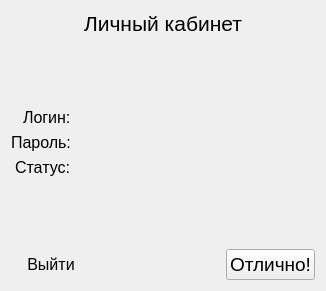
Before: the Qt Designer form dialog_infouser.ui in zloysergunya/IS_Airport, drawn with Qt 5.
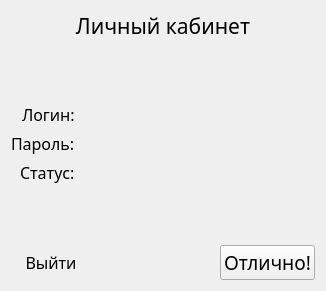
After: the same form once the commit is applied.

Patch:
```diff
--- a/dialog_infouser.ui
+++ b/dialog_infouser.ui
@@ -10,6 +10,11 @@
     <height>291</height>
    </rect>
   </property>
+  <property name="font">
+   <font>
+    <family>Mongolian Baiti</family>
+   </font>
+  </property>
   <property name="windowTitle">
    <string>Dialog</string>
   </property>
@@ -18,6 +23,7 @@
     <widget class="QLabel" name="mainLabel">
      <property name="font">
       <font>
+       <family>Mongolian Baiti</family>
        <pointsize>16</pointsize>
       </font>
      </property>
@@ -51,6 +57,7 @@
       <widget class="QLabel" name="label">
        <property name="font">
         <font>
+         <family>Mongolian Baiti</family>
          <pointsize>12</pointsize>
         </font>
        </property>
@@ -63,6 +70,7 @@
       <widget class="QLabel" name="labelLogin">
        <property name="font">
         <font>
+         <family>Mongolian Baiti</family>
          <pointsize>12</pointsize>
         </font>
        </property>
@@ -75,6 +83,7 @@
       <widget class="QLabel" name="label_3">
        <property name="font">
         <font>
+         <family>Mongolian Baiti</family>
          <pointsize>12</pointsize>
         </font>
        </property>
@@ -87,6 +96,7 @@
       <widget class="QLabel" name="labelPassword">
        <property name="font">
         <font>
+         <family>Mongolian Baiti</family>
          <pointsize>12</pointsize>
         </font>
        </property>
@@ -99,6 +109,7 @@
       <widget class="QLabel" name="label_5">
        <property name="font">
         <font>
+         <family>Mongolian Baiti</family>
          <pointsize>12</pointsize>
         </font>
        </property>
@@ -111,6 +122,7 @@
       <widget class="QLabel" name="labelStatus">
        <property name="font">
         <font>
+         <family>Mongolian Baiti</family>
          <pointsize>12</pointsize>
         </font>
        </property>
@@ -140,6 +152,7 @@
       <widget class="QPushButton" name="buttonExit">
        <property name="font">
         <font>
+         <family>Mongolian Baiti</family>
          <pointsize>12</pointsize>
         </font>
        </property>
@@ -171,6 +184,7 @@
       <widget class="QPushButton" name="accept">
        <property name="font">
         <font>
+         <family>Mongolian Baiti</family>
          <pointsize>14</pointsize>
         </font>
        </property>
```
